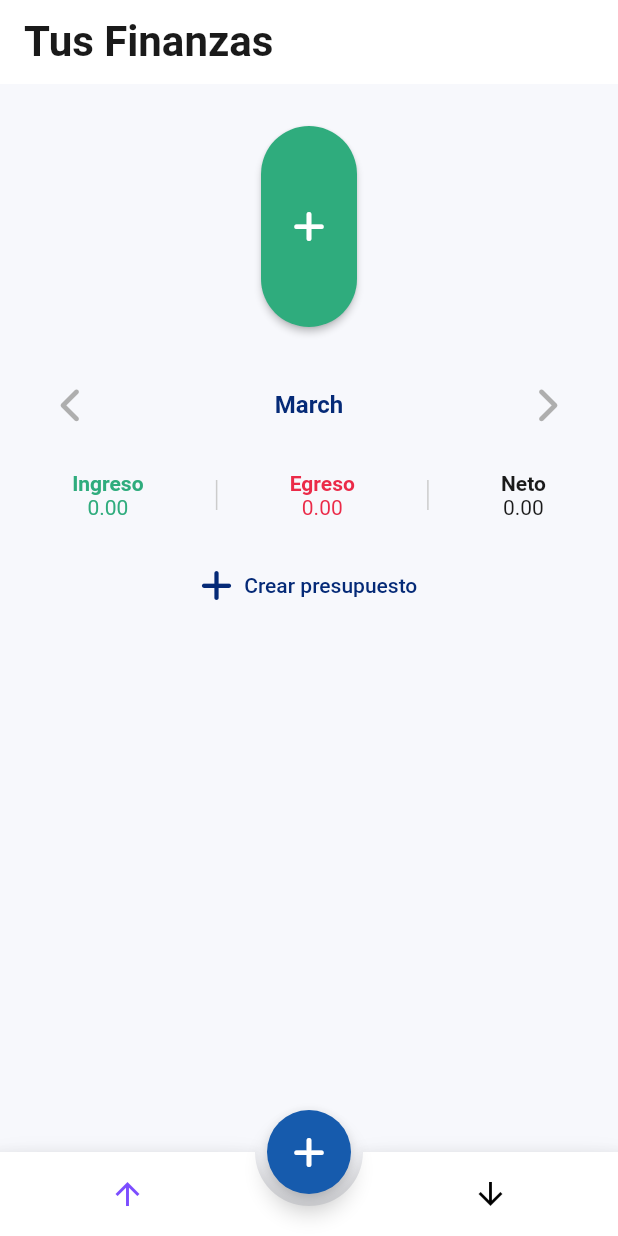
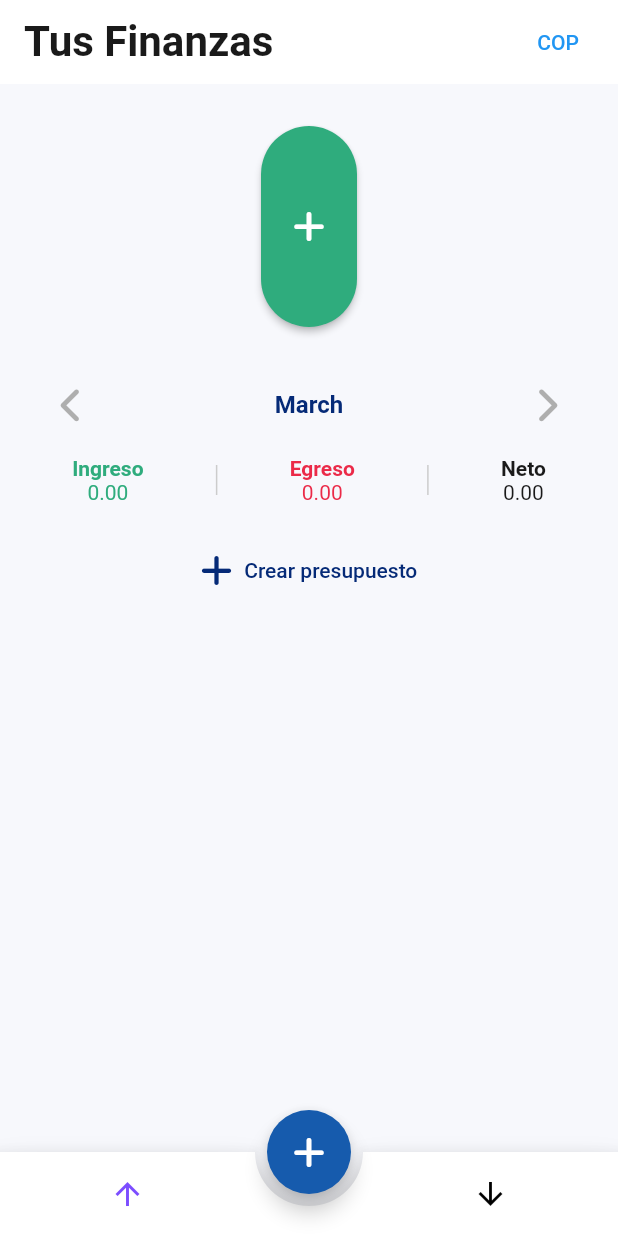
Before and after one commit to SebasAriasDEV/Expenses-App-Frontend, a Flutter app: the screen it shows after launch, on a phone screen of 412 x 824 dp. Run offline on Flutter 3.47's test engine with Material 2 defaults, Android fonts, the phone set to English and light mode, and no system bars; drawn by our look-alikes of animated_bottom_navigation_bar; our stand-ins replace flutter_svg, font_awesome_flutter; accounts and stored records are empty; network calls fail; Roboto replaces fonts that are missing (Avenir).

Commit message:
Change currency functionality added

```diff
--- a/lib/providers/overall_provider.dart
+++ b/lib/providers/overall_provider.dart
@@ -3,10 +3,12 @@ import 'package:flutter/material.dart';
 class OverallProvider extends ChangeNotifier {
   int _currentMonth = DateTime.now().month;
   int _currentYear = DateTime.now().year;
+  String _overallCurrency = 'COP';
 
   //*** Getters and setters */
   int get currentMonth => _currentMonth;
   int get currentYear => _currentYear;
+  String get overallCurrency => _overallCurrency;
 
   set currentMonth(int value) {
     _currentMonth = value;
@@ -18,5 +20,10 @@ class OverallProvider extends ChangeNotifier {
     notifyListeners();
   }
 
+  set overallCurrency(String value) {
+    _overallCurrency = value;
+    notifyListeners();
+  }
+
   //*** Functions */
 }
--- a/lib/ui/screens/home_screen.dart
+++ b/lib/ui/screens/home_screen.dart
@@ -1,18 +1,21 @@
 // ignore_for_file: no_leading_underscores_for_local_identifiers
 
 import 'package:flutter/material.dart';
+import 'package:font_awesome_flutter/font_awesome_flutter.dart';
 
 import 'package:i_budget_app/providers/accounts_providers.dart';
 import 'package:i_budget_app/providers/categories_providers.dart';
 import 'package:i_budget_app/providers/overall_provider.dart';
 import 'package:i_budget_app/providers/transactions_provider.dart';
 import 'package:i_budget_app/ui/components/categories/category_card.dart';
+import 'package:i_budget_app/utils/colors.dart';
 import 'package:i_budget_app/utils/text_themes.dart';
 import 'package:i_budget_app/utils/themes.dart';
 import 'package:provider/provider.dart';
 
 import '../components/accounts/account_cards_list.dart';
 import '../components/categories/new_category_button.dart';
+import '../components/change_currency_dialog.dart';
 import '../components/home_summary_card.dart';
 import '../components/month_indicator.dart';
 
@@ -27,14 +30,14 @@ class _HomeScreenState extends State<HomeScreen> {
   late AccountsProvider _accountsProvider;
   late CategoriesProvider _categoriesProvider;
   late TransactionsProvider _transactionsProvider;
-  late OverallProvider _overallProvider;
 
   @override
   void initState() {
     super.initState();
 
     //Get overall provider
-    _overallProvider = Provider.of<OverallProvider>(context, listen: false);
+    OverallProvider _overallProvider =
+        Provider.of<OverallProvider>(context, listen: false);
 
     // Get initial load of accounts
     _accountsProvider = Provider.of<AccountsProvider>(context, listen: false);
@@ -59,18 +62,28 @@ class _HomeScreenState extends State<HomeScreen> {
   Widget build(BuildContext context) {
     print('Rebuilt!');
 
-    /***** Providers */
+    //** Providers */
     final AccountsProvider _accountsProvider =
         Provider.of<AccountsProvider>(context);
     final CategoriesProvider _categoriesProvider =
         Provider.of<CategoriesProvider>(context);
+    final OverallProvider _overallProvider =
+        Provider.of<OverallProvider>(context);
 
     return Scaffold(
       appBar: AppBar(
-        title: const Text(
-          'Tus Finanzas',
-          style: headline2,
-        ),
+        title: const Text('Tus Finanzas', style: headline2),
+        actions: [
+          Padding(
+            padding: const EdgeInsets.only(right: 8.0),
+            child: TextButton(
+              onPressed: () => showDialog(
+                  context: context,
+                  builder: (_) => const ChangeCurrencyDialog()),
+              child: Text(_overallProvider.overallCurrency),
+            ),
+          )
+        ],
       ),
       body: SafeArea(
         bottom: false,
@@ -85,7 +98,7 @@ class _HomeScreenState extends State<HomeScreen> {
                 ListAccountCards(accounts: _accountsProvider.accounts),
                 const SizedBox(height: 20),
                 const MonthIndicator(),
-                const SizedBox(height: 20),
+                const SizedBox(height: 10),
                 const HomeSummaryCard(),
                 const SizedBox(height: 20),
                 ..._categoriesProvider.categories
--- a/lib/utils/themes.dart
+++ b/lib/utils/themes.dart
@@ -15,9 +15,10 @@ class CustomThemes {
 
     //Appbar
     appBarTheme: const AppBarTheme().copyWith(
-        elevation: 0.0,
-        backgroundColor: kWhiteColor,
-        iconTheme: const IconThemeData().copyWith(color: kPrimaryColor)),
+      elevation: 0.0,
+      backgroundColor: kWhiteColor,
+      iconTheme: const IconThemeData().copyWith(color: kPrimaryColor),
+    ),
 
     //TextFields
     inputDecorationTheme: InputDecorationTheme(
@@ -32,5 +33,9 @@ class CustomThemes {
         ),
       ),
     ),
+
+    checkboxTheme: const CheckboxThemeData(
+      fillColor: MaterialStatePropertyAll<Color>(kSuccessColor),
+    ),
   );
 }
```
Also changed, not shown: lib/ui/components/change_currency_dialog.dart (added, +87 -0 lines).
